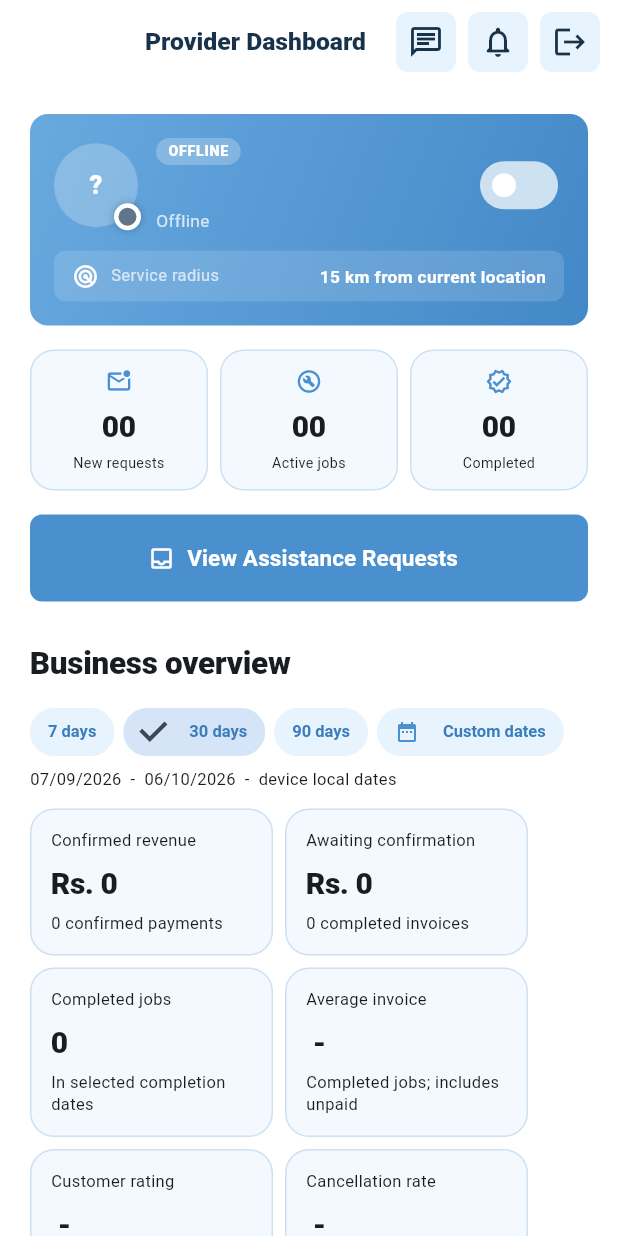
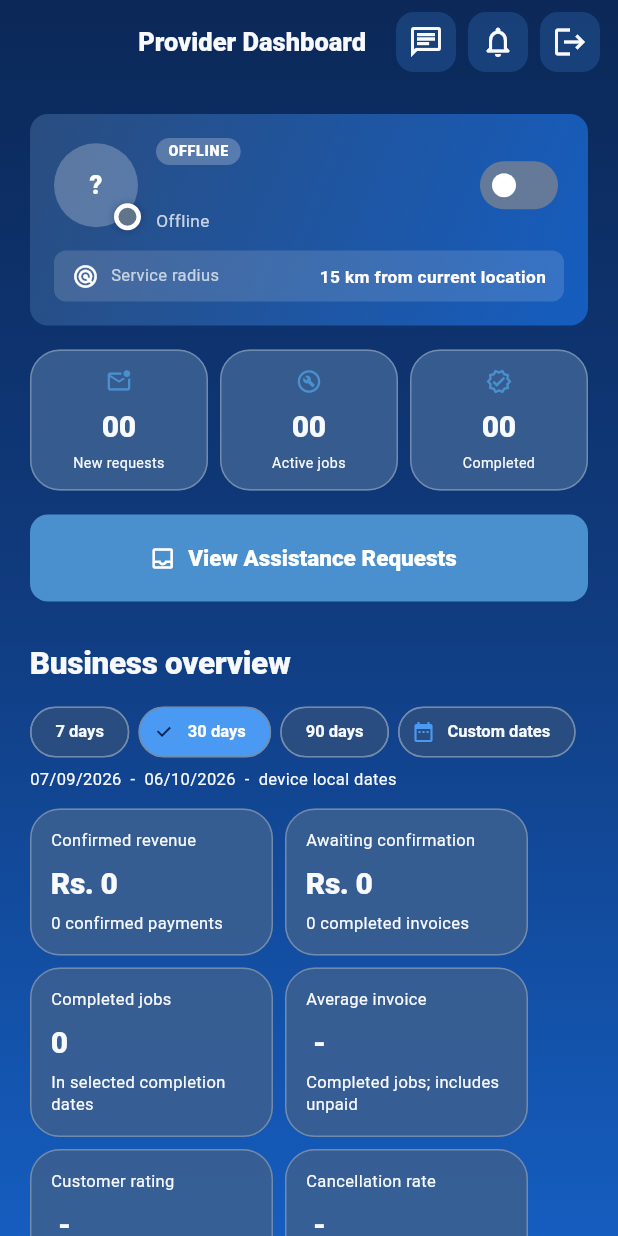
Before and after one commit to MMMMunshif/roadassist-vehicle-breakdown-app, a Flutter app: the ProviderHomeScreen screen opened directly, on a phone screen of 412 x 824 dp. Run offline on Flutter 3.47's test engine with Material 3 defaults, Android fonts, the light colour scheme and no system bars; our stand-ins replace camera, cloud_firestore, connectivity_plus, firebase_auth, firebase_core, firebase_messaging and 8 more; missing offline and left inert: dart:js_interop; accounts and stored records are empty.

Commit message:
feat(provider): apply new theme to dashboard pages

```diff
--- a/lib/src/screens/provider_history_screen.dart
+++ b/lib/src/screens/provider_history_screen.dart
@@ -10,7 +10,7 @@ class _ProviderHistoryScreenState extends State<ProviderHistoryScreen> {
   int filter = 0;
 
   @override
-  Widget build(BuildContext context) => Scaffold(
+  Widget build(BuildContext context) => ProviderScaffold(
     appBar: AppBar(title: const Text('Provider Request History')),
     body: Column(
       children: [
--- a/lib/src/screens/provider_home_screen.dart
+++ b/lib/src/screens/provider_home_screen.dart
@@ -336,7 +336,7 @@ class _ProviderHomeScreenState extends State<ProviderHomeScreen>
   }
 
   @override
-  Widget build(BuildContext context) => Scaffold(
+  Widget build(BuildContext context) => ProviderScaffold(
     appBar: AppBar(
       title: Text(dashboardTitle),
       actions: [
@@ -362,7 +362,7 @@ class _ProviderHomeScreenState extends State<ProviderHomeScreen>
             gradient: const LinearGradient(
               begin: Alignment.topLeft,
               end: Alignment.bottomRight,
-              colors: [Color(0xFF68A9DF), Color(0xFF4388C7)],
+              colors: [providerSurfaceStrong, providerRoyalBlue],
             ),
             borderRadius: BorderRadius.circular(RaRadius.md),
           ),
--- a/lib/src/screens/provider_notifications_screen.dart
+++ b/lib/src/screens/provider_notifications_screen.dart
@@ -4,7 +4,7 @@ class ProviderNotificationsScreen extends StatelessWidget {
   const ProviderNotificationsScreen({super.key});
 
   @override
-  Widget build(BuildContext context) => Scaffold(
+  Widget build(BuildContext context) => ProviderScaffold(
     appBar: AppBar(title: const Text('New Assistance Requests')),
     body: Column(
       children: [
--- a/lib/src/screens/provider_profile_screen.dart
+++ b/lib/src/screens/provider_profile_screen.dart
@@ -356,7 +356,7 @@ class _ProviderProfileScreenState extends State<ProviderProfileScreen> {
   };
 
   @override
-  Widget build(BuildContext context) => Scaffold(
+  Widget build(BuildContext context) => ProviderScaffold(
     appBar: AppBar(
       title: const Text('Provider Profile'),
       actions: [
--- a/lib/src/screens/provider_shell.dart
+++ b/lib/src/screens/provider_shell.dart
@@ -15,7 +15,7 @@ class _ProviderShellState extends State<ProviderShell> {
     onPopInvokedWithResult: (didPop, result) {
       if (!didPop && index != 0) setState(() => index = 0);
     },
-    child: Scaffold(
+    child: ProviderScaffold(
       body: IndexedStack(
         index: index,
         children: const [
```
